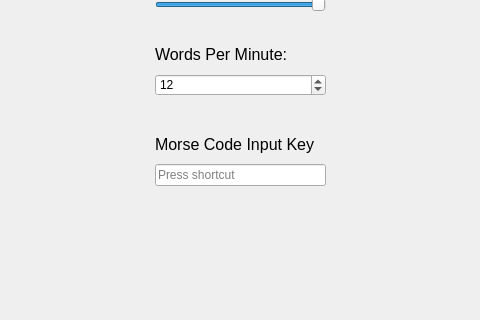
UofU-CS3505/cs3505-assignment9-the_tigers, file MorseCodeLearner/settingswindow.ui: the form before one commit; both pictures show x 485 to 965 and y 186 to 506 of the 1280 by 720 pixel window.
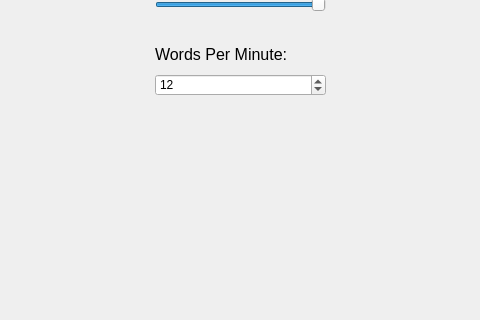
The form after the commit.

Commit message: Removed Key Input and set max WPM to 30

```diff
--- a/MorseCodeLearner/settingswindow.ui
+++ b/MorseCodeLearner/settingswindow.ui
@@ -112,37 +112,6 @@
     <number>12</number>
    </property>
   </widget>
-  <widget class="QKeySequenceEdit" name="morseKeyBind">
-   <property name="geometry">
-    <rect>
-     <x>640</x>
-     <y>350</y>
-     <width>171</width>
-     <height>22</height>
-    </rect>
-   </property>
-   <property name="maximumSequenceLength">
-    <longLong>1</longLong>
-   </property>
-  </widget>
-  <widget class="QLabel" name="morseKeybindTitle">
-   <property name="geometry">
-    <rect>
-     <x>640</x>
-     <y>320</y>
-     <width>160</width>
-     <height>20</height>
-    </rect>
-   </property>
-   <property name="font">
-    <font>
-     <pointsize>12</pointsize>
-    </font>
-   </property>
-   <property name="text">
-    <string>Morse Code Input Key:</string>
-   </property>
-  </widget>
   <widget class="QComboBox" name="inputDevice">
    <property name="geometry">
     <rect>
```
Left out of the diff: 3 changed lines with no effect on the pictures.
